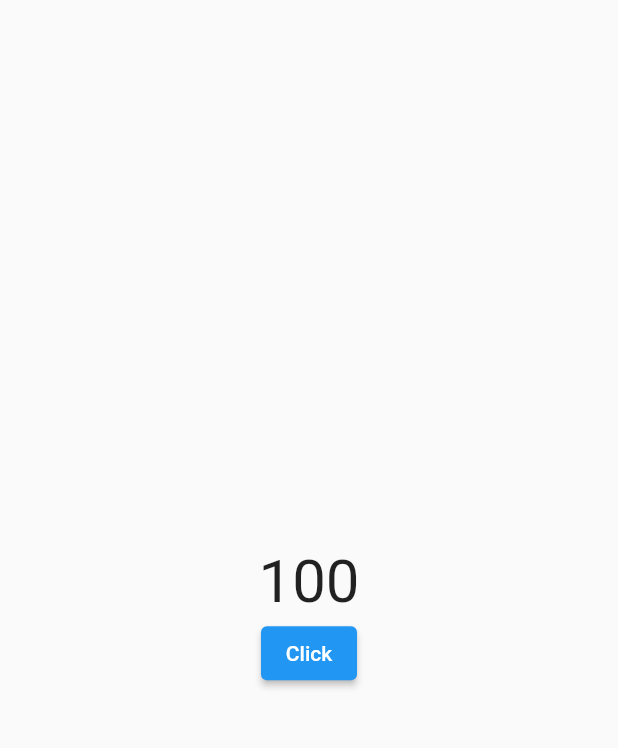
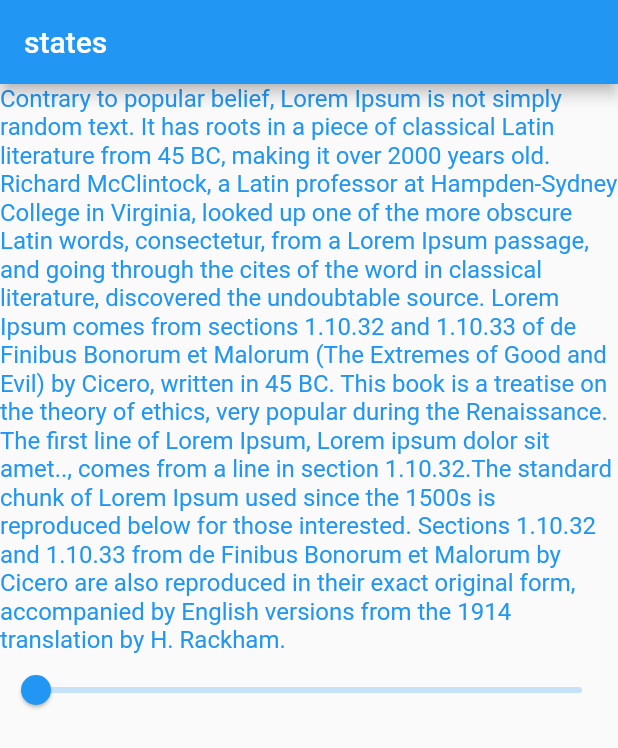
Before and after one commit to jasonpch01/flutter_codigo_mycard, a Flutter app: the screen it shows after launch, on a phone screen of 412 x 824 dp. Shown: the top 748 px of the screen. Run offline on Flutter 3.47's test engine with Material 2 defaults, Android fonts, the phone set to English and light mode, and no system bars.

Commit message:
tercer commit

```diff
--- a/lib/main.dart
+++ b/lib/main.dart
@@ -4,11 +4,51 @@ void main() {
   runApp(MyApp());
 }
 
+class initPage extends StatefulWidget {
+
+  @override
+  State<initPage> createState() => _initPageState();
+}
+
+class _initPageState extends State<initPage> {
+  double sliderValue = 0.0;
+
+  @override
+  Widget build(BuildContext context) {
+    return Scaffold(
+      appBar: AppBar(
+        title: const Text("states"),
+      ),
+      body: Column(
+        children: [
+          Text(
+            style: TextStyle(
+              fontSize: 16.0,
+              color: Colors.blue,
+            ),
+          "Contrary to popular belief, Lorem Ipsum is not simply random text. It has roots in a piece of classical Latin literature from 45 BC, making it over 2000 years old. Richard McClintock, a Latin professor at Hampden-Sydney College in Virginia, looked up one of the more obscure Latin words, consectetur, from a Lorem Ipsum passage, and going through the cites of the word in classical literature, discovered the undoubtable source. Lorem Ipsum comes from sections 1.10.32 and 1.10.33 of de Finibus Bonorum et Malorum (The Extremes of Good and Evil) by Cicero, written in 45 BC. This book is a treatise on the theory of ethics, very popular during the Renaissance. The first line of Lorem Ipsum, Lorem ipsum dolor sit amet.., comes from a line in section 1.10.32.The standard chunk of Lorem Ipsum used since the 1500s is reproduced below for those interested. Sections 1.10.32 and 1.10.33 from de Finibus Bonorum et Malorum by Cicero are also reproduced in their exact original form, accompanied by English versions from the 1914 translation by H. Rackham."
+          ),
+          Slider(
+            max: 100,
+            value: sliderValue,
+             onChanged: (double value){
+              value = value;
+              sliderValue = value;
+              print(value);
+              setState(() {});
+             }
+             )
+        ],
+      ),
+    );
+  }
+}
+
 class MyApp extends StatelessWidget {
   @override
   Widget build(BuildContext context) {
     return MaterialApp(
-      home: HomePage(),
+      home: initPage(),
     );
   }
 }
@@ -21,31 +61,61 @@ class HomePage extends StatefulWidget {
 }
 
 class _HomePageState extends State<HomePage> {
-  int counter = 100;
+
+  List<int> number = [10, 20, 30, 40, 50, 60, 70];
+
+  int counter = 0;
+
+  List<String> images = [
+    "https://images.pexels.com/photos/17551618/pexels-photo-17551618/free-photo-of-amor-verano-jardin-hoja.jpeg?auto=compress&cs=tinysrgb&w=1260&h=750&dpr=1",
+    "https://images.pexels.com/photos/15663496/pexels-photo-15663496/free-photo-of-casas-casa-vehiculo-puerta.jpeg?auto=compress&cs=tinysrgb&w=1260&h=750&dpr=1",
+    "https://images.pexels.com/photos/17481616/pexels-photo-17481616/free-photo-of-amor-romantico-hoja-regalo.jpeg?auto=compress&cs=tinysrgb&w=1260&h=750&dpr=1",
+    "https://images.pexels.com/photos/17346212/pexels-photo-17346212/free-photo-of-pajaro-animal-bailando-zoo.jpeg?auto=compress&cs=tinysrgb&w=1260&h=750&dpr=1",
+    "https://images.pexels.com/photos/16251652/pexels-photo-16251652/free-photo-of-luces-noche-edificios-faro.jpeg?auto=compress&cs=tinysrgb&w=1260&h=750&dpr=1",
+    "https://images.pexels.com/photos/14918480/pexels-photo-14918480.jpeg?auto=compress&cs=tinysrgb&w=1260&h=750&dpr=1",
+  ];
 
   @override
   Widget build(BuildContext context) {
-    print("BUILD!!!!!!");
     return Scaffold(
       body: Center(
         child: Column(
           mainAxisAlignment: MainAxisAlignment.center,
           children: [
-            Text(
-              counter.toString(),
-              style: const TextStyle(
-                fontSize: 40.0,
-              ),
+            //Text(
+            //  number[counter].toString(),
+            //  style: const TextStyle(
+            //    fontSize: 40.0,
+            //  ),
+            //),
+            Image.network(images[counter]),
+            ElevatedButton(
+              onPressed: () {
+                int maxValueNumber = images.length - 1;
+
+                int Value = number[counter];
+
+                if(counter < maxValueNumber){
+                  counter = counter + 1;
+
+                  setState(() {});
+
+                  print(number.length);
+                }
+              },
+              child: const Text("mas 10"),
             ),
             ElevatedButton(
               onPressed: () {
-                counter = counter + 10;
+                if (counter != 0) {
+                  counter = counter - 1;
 
-                setState(() {});
+                  setState(() {});
 
-                print(counter);
+                  print(counter);
+                }
               },
-              child: const Text("Click"),
+              child: const Text("Menos 10"),
             ),
           ],
         ),
```
